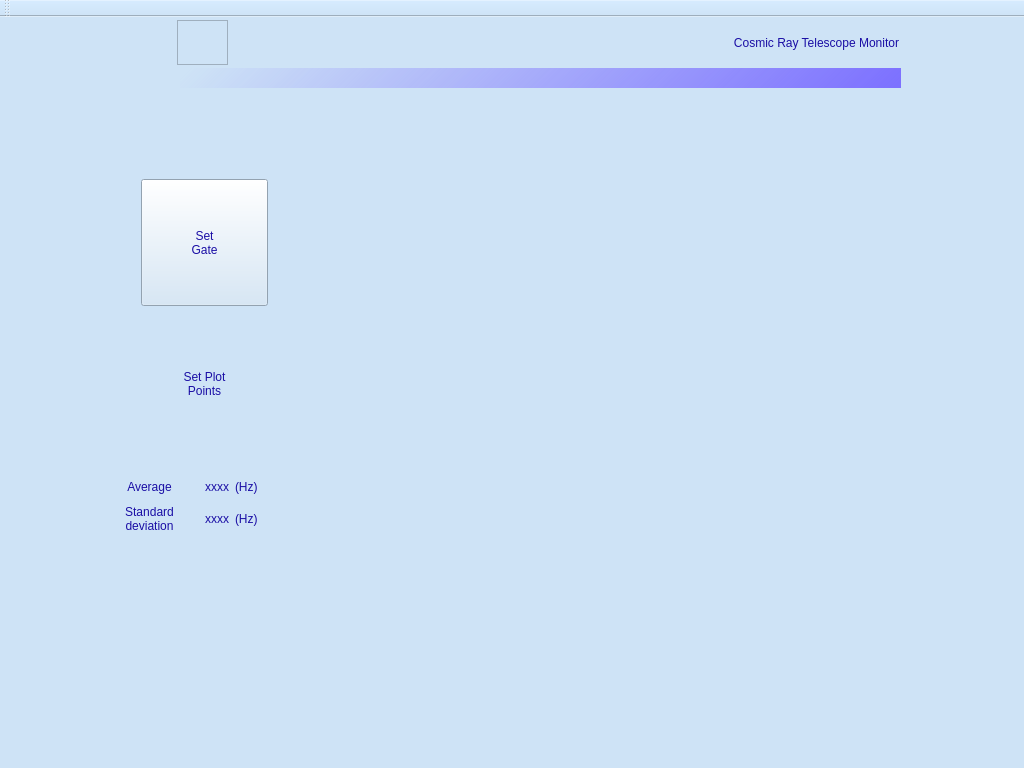
orsosa/telescope_app, file mainwindow.ui: the form before one commit.
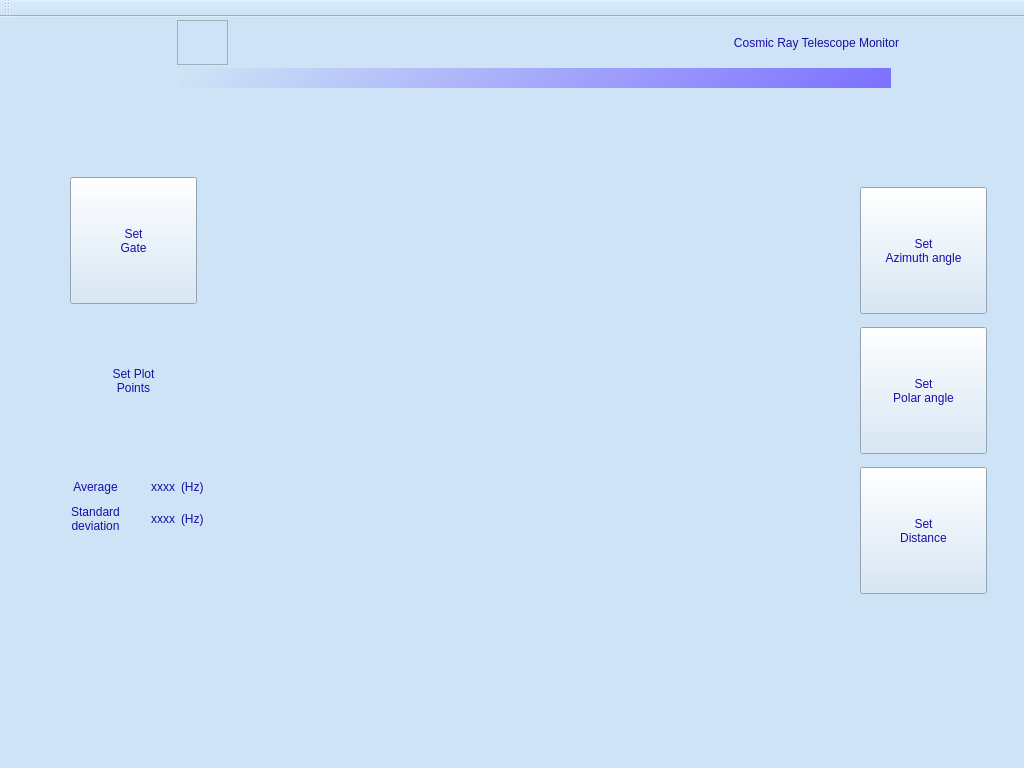
The form after the commit. Icons and pictures are not drawn. Custom widgets are drawn as their Qt base class.

The edit to the form file:
```diff
--- a/mainwindow.ui
+++ b/mainwindow.ui
@@ -22,10 +22,10 @@
    <widget class="QCustomPlot" name="gFreqTime" native="true">
     <property name="geometry">
      <rect>
-      <x>300</x>
-      <y>71</y>
-      <width>600</width>
-      <height>470</height>
+      <x>250</x>
+      <y>70</y>
+      <width>591</width>
+      <height>471</height>
      </rect>
     </property>
     <property name="sizePolicy">
@@ -78,7 +78,7 @@
      <rect>
       <x>180</x>
       <y>51</y>
-      <width>721</width>
+      <width>711</width>
       <height>20</height>
      </rect>
     </property>
@@ -102,8 +102,8 @@
    <widget class="QPushButton" name="gateButton">
     <property name="geometry">
      <rect>
-      <x>141</x>
-      <y>162</y>
+      <x>70</x>
+      <y>160</y>
       <width>127</width>
       <height>127</height>
      </rect>
@@ -138,8 +138,8 @@
    <widget class="QPushButton" name="npointsButton">
     <property name="geometry">
      <rect>
-      <x>141</x>
-      <y>303</y>
+      <x>70</x>
+      <y>300</y>
       <width>127</width>
       <height>127</height>
      </rect>
@@ -220,7 +220,7 @@
    <widget class="QWidget" name="gridLayoutWidget">
     <property name="geometry">
      <rect>
-      <x>114</x>
+      <x>60</x>
       <y>447</y>
       <width>181</width>
       <height>80</height>
@@ -284,15 +284,123 @@
      </item>
     </layout>
    </widget>
-   <zorder>gFreqTime</zorder>
-   <zorder>label_3</zorder>
-   <zorder>line_5</zorder>
-   <zorder>gateButton</zorder>
-   <zorder>npointsButton</zorder>
-   <zorder>frame_2</zorder>
-   <zorder>wifi_frame</zorder>
-   <zorder>gridLayoutWidget</zorder>
-   <zorder>label_avg</zorder>
+   <widget class="QPushButton" name="azimuthButton">
+    <property name="geometry">
+     <rect>
+      <x>860</x>
+      <y>170</y>
+      <width>127</width>
+      <height>127</height>
+     </rect>
+    </property>
+    <property name="cursor">
+     <cursorShape>ArrowCursor</cursorShape>
+    </property>
+    <property name="focusPolicy">
+     <enum>Qt::NoFocus</enum>
+    </property>
+    <property name="styleSheet">
+     <string notr="true">QPushButton
+{
+    background-color: transparent;
+    background-image: url(&quot;default_button.png&quot;);
+    background-repeat: none;    
+    border: none;
+}
+QPushButton:hover
+{
+   background-image: url(&quot;hover_button.png&quot;);
+}
+
+QPushButton:pressed
+{
+   background-image: url(&quot;press_button.png&quot;);
+}
+	border-color: rgba(255, 255, 255, 0);</string>
+    </property>
+    <property name="text">
+     <string>Set
+Azimuth angle</string>
+    </property>
+   </widget>
+   <widget class="QPushButton" name="polarButton">
+    <property name="geometry">
+     <rect>
+      <x>860</x>
+      <y>310</y>
+      <width>127</width>
+      <height>127</height>
+     </rect>
+    </property>
+    <property name="cursor">
+     <cursorShape>ArrowCursor</cursorShape>
+    </property>
+    <property name="focusPolicy">
+     <enum>Qt::NoFocus</enum>
+    </property>
+    <property name="styleSheet">
+     <string notr="true">QPushButton
+{
+    background-color: transparent;
+    background-image: url(&quot;default_button.png&quot;);
+    background-repeat: none;    
+    border: none;
+}
+QPushButton:hover
+{
+   background-image: url(&quot;hover_button.png&quot;);
+}
+
+QPushButton:pressed
+{
+   background-image: url(&quot;press_button.png&quot;);
+}
+	border-color: rgba(255, 255, 255, 0);</string>
+    </property>
+    <property name="text">
+     <string>Set
+Polar angle</string>
+    </property>
+   </widget>
+   <widget class="QPushButton" name="distanceButton">
+    <property name="geometry">
+     <rect>
+      <x>860</x>
+      <y>450</y>
+      <width>127</width>
+      <height>127</height>
+     </rect>
+    </property>
+    <property name="cursor">
+     <cursorShape>ArrowCursor</cursorShape>
+    </property>
+    <property name="focusPolicy">
+     <enum>Qt::NoFocus</enum>
+    </property>
+    <property name="styleSheet">
+     <string notr="true">QPushButton
+{
+    background-color: transparent;
+    background-image: url(&quot;default_button.png&quot;);
+    background-repeat: none;    
+    border: none;
+}
+QPushButton:hover
+{
+   background-image: url(&quot;hover_button.png&quot;);
+}
+
+QPushButton:pressed
+{
+   background-image: url(&quot;press_button.png&quot;);
+}
+	border-color: rgba(255, 255, 255, 0);</string>
+    </property>
+    <property name="text">
+     <string>Set
+Distance</string>
+    </property>
+   </widget>
   </widget>
   <widget class="QMenuBar" name="menuBar">
    <property name="geometry">
```
Left out of the diff: 9 changed lines with no effect on the pictures.
